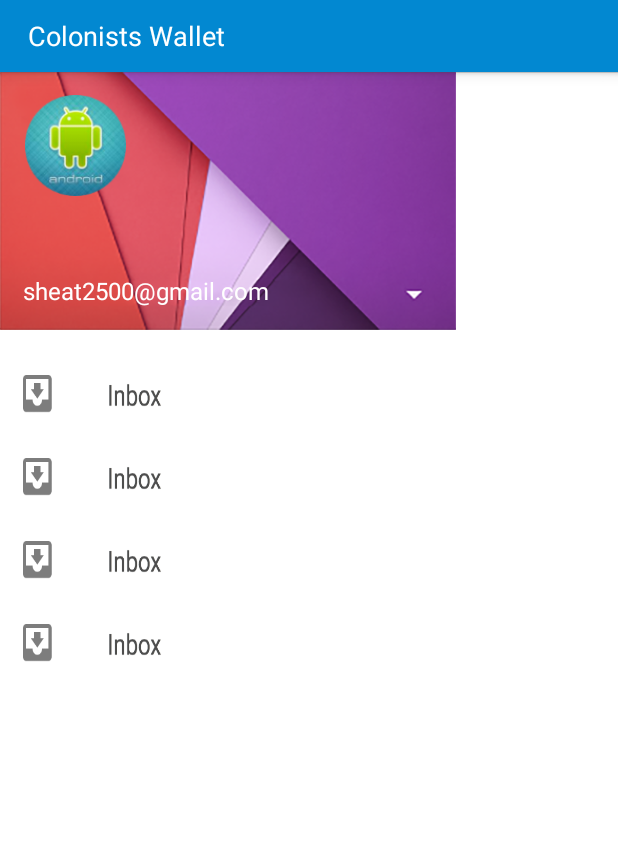
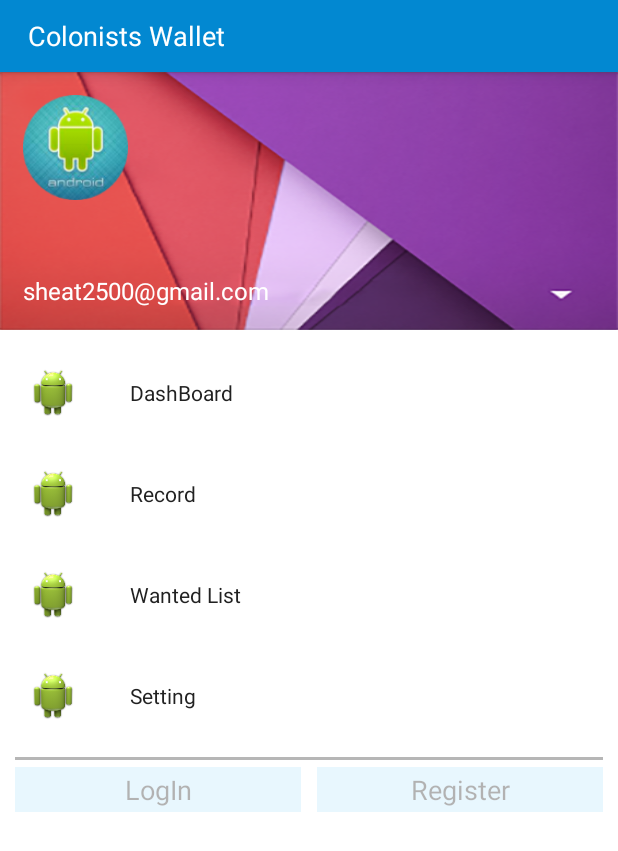
Before and after one commit to sheat2500/ColonistsWallet, an Android app: the layout slidingmenu.xml on its own in the app's theme, with its tools: preview values and no code run, on a phone screen of 412 x 824 dp. Shown: the top 851 px of the screen. Run offline under Robolectric (Android 15) with nearby library versions, the phone set to English and light mode, and no system bars.

Commit message:
ripple
ripple and ripple with mask

```diff
--- a/src/main/java/com/lesmtech/colonistswallet/Activity/MainActivity.java
+++ b/src/main/java/com/lesmtech/colonistswallet/Activity/MainActivity.java
@@ -20,7 +20,9 @@ import android.view.ViewGroup;
 import android.view.ViewOutlineProvider;
 import android.widget.ArrayAdapter;
 import android.widget.FrameLayout;
+import android.widget.LinearLayout;
 import android.widget.ListView;
+import android.widget.RelativeLayout;
 import android.widget.Toast;
 
 import com.jeremyfeinstein.slidingmenu.lib.SlidingMenu;
@@ -47,6 +49,7 @@ public class MainActivity extends FragmentActivity {
 
     // Main Content Container
     FrameLayout mFrameLayout;
+    RelativeLayout fragments_layout;
 
     DashBoardFragment mDashBoardFragment;
     RecordFragment mRecordFragment;
@@ -89,6 +92,8 @@ public class MainActivity extends FragmentActivity {
             mViewPager.setAdapter(mPagerAdapter);
         } else {
             initViewStatu();
+            // Let inside fragments visible
+            fragments_layout.setVisibility(View.VISIBLE);
         }
         Toast.makeText(getApplicationContext(), String.valueOf(firstOpen), Toast.LENGTH_SHORT).show();
     }
@@ -100,13 +105,15 @@ public class MainActivity extends FragmentActivity {
         mActionBar.setHomeButtonEnabled(true);
         mActionBar.setDisplayHomeAsUpEnabled(true);
 
+        // first time, initial invisible layout
+        fragments_layout = (RelativeLayout)findViewById(R.id.fragments_layout);
+
         mViewPager = (ViewPager) findViewById(R.id.pager);
         mFrameLayout = (FrameLayout) findViewById(R.id.main_content);
         fragmentManager = getSupportFragmentManager();
         mDashBoardFragment = (DashBoardFragment) fragmentManager.findFragmentById(R.id.dashboardfragment);
         mRecordFragment = (RecordFragment) fragmentManager.findFragmentById(R.id.recordfragment);
         Fragments = new Fragment[]{mDashBoardFragment, mRecordFragment};
-        showThisFragment(DASHBOARDFRAGMENT);
     }
 
     private void showThisFragment(int fragment) {
@@ -115,7 +122,6 @@ public class MainActivity extends FragmentActivity {
             fragmentManager.beginTransaction().hide(Fragments[i]).commit();
         }
         fragmentManager.beginTransaction().show(Fragments[fragment]).commit();
-
     }
 
     @Override
@@ -133,6 +139,7 @@ public class MainActivity extends FragmentActivity {
     private void initViewStatu() {
         mViewPager.setVisibility(View.INVISIBLE);
         ((FrameLayout) mViewPager.getParent()).removeView(mViewPager);
+        showThisFragment(DASHBOARDFRAGMENT);
 
         // clip the float button
         View addButton = findViewById(R.id.add_button);
@@ -415,13 +422,13 @@ public class MainActivity extends FragmentActivity {
     }
 
     // SlidingMenu Button Onclick
-    public void showDashBoard(View v){
+    public void showDashBoard(View v) {
         showThisFragment(DASHBOARDFRAGMENT);
         mActionBar.setTitle("DashBoard");
         mSlidingMenu.toggle();
     }
 
-    public void showRecords(View v){
+    public void showRecords(View v) {
         showThisFragment(RECORDFRAGMENT);
         mActionBar.setTitle("Records");
         mSlidingMenu.toggle();
--- /dev/null
+++ b/src/main/res/drawable-xhdpi/ripple.xml
@@ -0,0 +1,3 @@
+<?xml version="1.0" encoding="utf-8"?>
+<ripple xmlns:android="http://schemas.android.com/apk/res/android"
+    android:color="?android:colorControlHighlight" />
--- /dev/null
+++ b/src/main/res/drawable/slidingmenu_button_ripple.xml
@@ -0,0 +1,9 @@
+<?xml version="1.0" encoding="utf-8"?>
+<ripple xmlns:android="http://schemas.android.com/apk/res/android"
+    android:color="?android:colorControlHighlight">
+    <item android:id="@android:id/mask">
+        <shape android:shape="rectangle">
+            <solid android:color="?android:colorAccent"></solid>
+        </shape>
+    </item>
+</ripple>
--- a/src/main/res/layout/activity_main.xml
+++ b/src/main/res/layout/activity_main.xml
@@ -9,6 +9,13 @@
         android:layout_width="match_parent"
         android:layout_height="match_parent"
         android:background="@android:color/black" />
+
+    <RelativeLayout
+        android:layout_width="match_parent"
+        android:layout_height="match_parent"
+        android:id="@+id/fragments_layout"
+        android:visibility="invisible"
+        android:orientation="vertical">
 
         <fragment
             class="com.lesmtech.colonistswallet.Activity.MainActivity$DashBoardFragment"
@@ -26,15 +33,14 @@
             android:id="@+id/add_button"
             android:layout_width="@dimen/round_button_diameter"
             android:layout_height="@dimen/round_button_diameter"
-        android:layout_gravity="end|bottom"
+            android:layout_alignParentBottom="true"
+            android:layout_alignParentEnd="true"
             android:layout_marginBottom="@dimen/add_button_margin"
             android:layout_marginEnd="@dimen/add_button_margin"
             android:src="@android:drawable/ic_input_add"
-
+            android:tint="@android:color/white"
             android:background="@drawable/oval_ripple"
-
-        android:tint="@android:color/white"
             android:elevation="@dimen/elevation_low"
-        android:stateListAnimator="@animator/button_elevation"/>
-
+            android:stateListAnimator="@animator/button_elevation" />
+    </RelativeLayout>
 </FrameLayout>
--- a/src/main/res/layout/slidingmenu.xml
+++ b/src/main/res/layout/slidingmenu.xml
@@ -6,16 +6,16 @@
     android:background="@android:color/white">
 
     <RelativeLayout
-        android:layout_width="304dp"
+        android:layout_width="match_parent"
         android:layout_height="172dp"
         android:background="@drawable/profile">
 
         <ImageView
             android:layout_width="70dp"
-            android:layout_height="67dp"
+            android:layout_height="70dp"
             android:layout_marginLeft="15dp"
             android:layout_marginTop="15dp"
-            android:src="@drawable/selfie"/>
+            android:src="@drawable/selfie" />
 
         <TextView
             android:layout_width="wrap_content"
@@ -30,38 +30,150 @@
 
     </RelativeLayout>
 
-    <Button
-        android:layout_height="25dp"
-        android:layout_width="93dp"
-        android:background="@drawable/inbox"
-        android:id="@+id/dashboard"
+    <LinearLayout
+        android:layout_height="37dp"
+        android:layout_width="match_parent"
+        android:orientation="horizontal"
+        android:gravity="center_vertical"
+        android:layout_marginTop="23dp"
+        android:clickable="true"
         android:onClick="showDashBoard"
-        android:layout_marginLeft="@dimen/slidingmenu_button_margin_left"
-        android:layout_marginTop="@dimen/slidingmenu_button_margin_top" />
+        android:background="@drawable/slidingmenu_button_ripple">
 
-    <Button
-        android:layout_height="25dp"
-        android:layout_width="93dp"
-        android:id="@+id/records"
+        <ImageView
+            android:src="@drawable/ic_launcher"
+            android:layout_marginLeft="19dp"
+            android:layout_height="32dp"
+            android:layout_width="32dp" />
+
+        <TextView
+            android:layout_width="wrap_content"
+            android:layout_height="wrap_content"
+            android:layout_marginLeft="35dp"
+            android:text="DashBoard"
+            android:textColor="@color/primary_text"
+            android:textSize="14dp" />
+    </LinearLayout>
+
+    <LinearLayout
+        android:layout_height="37dp"
+        android:layout_width="match_parent"
+        android:orientation="horizontal"
+        android:gravity="center_vertical"
+        android:layout_marginTop="30dp"
+        android:clickable="true"
         android:onClick="showRecords"
-        android:background="@drawable/inbox"
-        android:layout_marginLeft="@dimen/slidingmenu_button_margin_left"
-        android:layout_marginTop="@dimen/slidingmenu_button_margin_top" />
+        android:background="@drawable/slidingmenu_button_ripple">
 
-    <Button
-        android:layout_height="25dp"
-        android:layout_width="93dp"
-        android:id="@+id/wantedlist"
-        android:background="@drawable/inbox"
-        android:layout_marginLeft="@dimen/slidingmenu_button_margin_left"
-        android:layout_marginTop="@dimen/slidingmenu_button_margin_top" />
+        <ImageView
+            android:src="@drawable/ic_launcher"
+            android:layout_marginLeft="19dp"
+            android:layout_height="32dp"
+            android:layout_width="32dp" />
 
-    <Button
-        android:layout_height="25dp"
-        android:layout_width="93dp"
-        android:id="@+id/setting"
-        android:background="@drawable/inbox"
-        android:layout_marginLeft="@dimen/slidingmenu_button_margin_left"
-        android:layout_marginTop="@dimen/slidingmenu_button_margin_top" />
+        <TextView
+            android:layout_width="wrap_content"
+            android:layout_height="wrap_content"
+            android:layout_marginLeft="35dp"
+            android:text="Record"
+            android:textColor="@color/primary_text"
+            android:textSize="14dp" />
+    </LinearLayout>
+
+
+    <LinearLayout
+        android:layout_height="37dp"
+        android:layout_width="match_parent"
+        android:orientation="horizontal"
+        android:gravity="center_vertical"
+        android:layout_marginTop="30dp"
+        android:clickable="true"
+        android:onClick="showRecords"
+        android:background="@drawable/slidingmenu_button_ripple">
+
+        <ImageView
+            android:src="@drawable/ic_launcher"
+            android:layout_marginLeft="19dp"
+            android:layout_height="32dp"
+            android:layout_width="32dp" />
+
+        <TextView
+            android:layout_width="wrap_content"
+            android:layout_height="wrap_content"
+            android:layout_marginLeft="35dp"
+            android:text="Wanted List"
+            android:textColor="@color/primary_text"
+            android:textSize="14dp" />
+    </LinearLayout>
+
+    <LinearLayout
+        android:layout_height="37dp"
+        android:layout_width="match_parent"
+        android:orientation="horizontal"
+        android:gravity="center_vertical"
+        android:layout_marginTop="30dp"
+        android:clickable="true"
+        android:onClick="showRecords"
+        android:background="@drawable/slidingmenu_button_ripple">
+
+        <ImageView
+            android:src="@drawable/ic_launcher"
+            android:layout_marginLeft="19dp"
+            android:layout_height="32dp"
+            android:layout_width="32dp" />
+
+        <TextView
+            android:layout_width="wrap_content"
+            android:layout_height="wrap_content"
+            android:layout_marginLeft="35dp"
+            android:text="Setting"
+            android:textColor="@color/primary_text"
+            android:textSize="14dp" />
+    </LinearLayout>
+
+    <View
+        android:layout_width="match_parent"
+        android:layout_height="2dp"
+        android:background="@color/divider"
+        android:layout_marginTop="22dp"
+        android:layout_marginLeft="10dp"
+        android:layout_marginRight="10dp"></View>
+
+
+    <LinearLayout
+        android:layout_width="match_parent"
+        android:layout_height="40dp"
+        android:orientation="horizontal"
+        android:clickable="true"
+        android:background="@drawable/slidingmenu_button_ripple">
+
+        <Button
+            android:id="@+id/login"
+            android:layout_width="0dp"
+            android:src="@color/primary_light"
+            android:layout_height="30dp"
+            android:layout_marginLeft="10dp"
+            android:layout_marginRight="5dp"
+            android:onClick="showRecords"
+            android:layout_weight="1"
+            android:background="@color/primary_light"
+            android:alpha="0.3"
+            android:text="LogIn"
+            android:layout_gravity="center_vertical" />
+
+        <Button
+            android:id="@+id/register"
+            android:layout_width="0dp"
+            android:layout_height="30dp"
+            android:layout_marginLeft="5dp"
+            android:layout_marginRight="10dp"
+            android:onClick="showRecords"
+            android:layout_weight="1"
+            android:background="@color/primary_light"
+            android:layout_gravity="center_vertical"
+            android:alpha="0.3"
+            android:text="Register" />
+
+    </LinearLayout>
 
 </LinearLayout>
```
Lines whose indentation alone changed are shown as unchanged.
